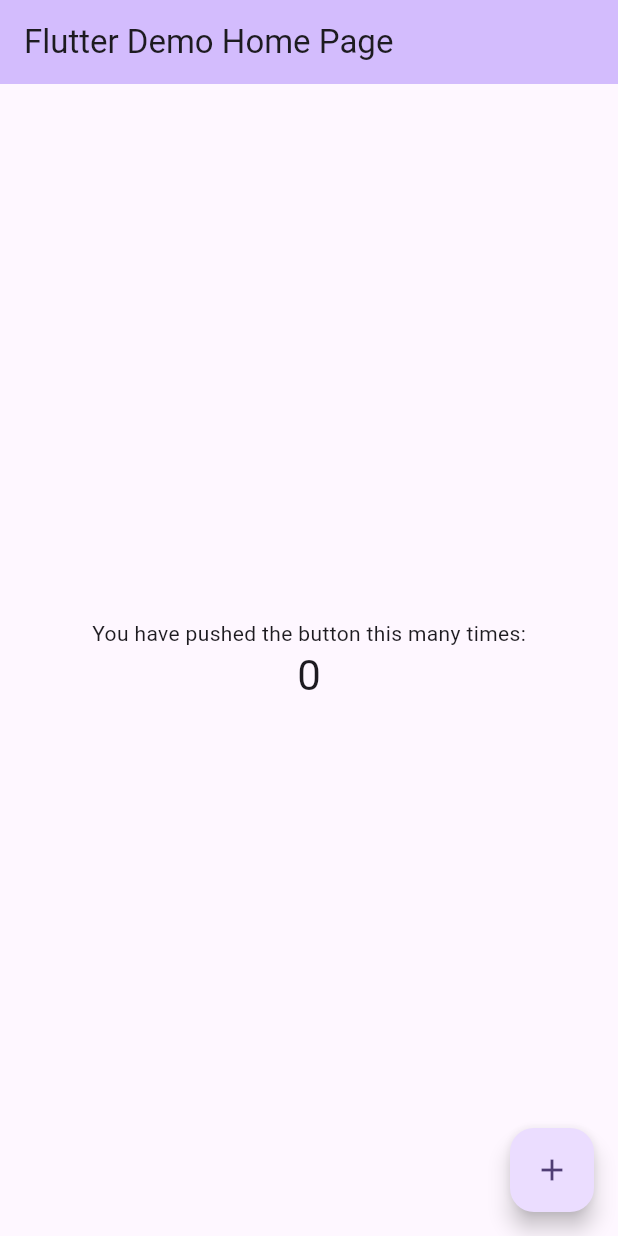
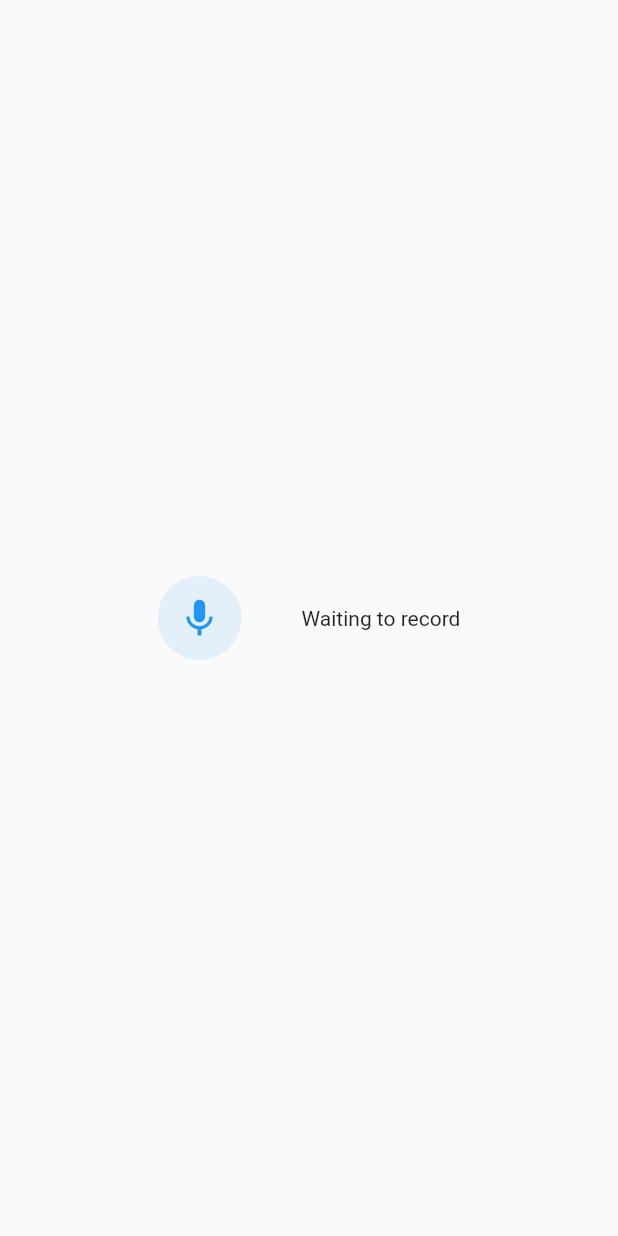
Before and after one commit to tjahn/piaapp, a Flutter app: the screen it shows after launch, on a phone screen of 412 x 824 dp. Run offline on Flutter 3.47's test engine with Material 2 defaults, Android fonts, the phone set to English and light mode, and no system bars; our stand-ins replace audioplayers; missing offline and left inert: record; statements that could not run were skipped.

Commit message:
add mini demo to record and play audio on android

```diff
--- a/lib/main.dart
+++ b/lib/main.dart
@@ -1,125 +1,269 @@
+import 'dart:async';
+
+import 'package:audioplayers/audioplayers.dart';
+import 'package:flutter/foundation.dart';
 import 'package:flutter/material.dart';
+import 'package:record/record.dart';
 
-void main() {
-  runApp(const MyApp());
+void main() => runApp(const MyApp());
+
+class AudioRecorder extends StatefulWidget {
+  final void Function(String path) onStop;
+
+  const AudioRecorder({Key? key, required this.onStop}) : super(key: key);
+
+  @override
+  State<AudioRecorder> createState() => _AudioRecorderState();
 }
 
-class MyApp extends StatelessWidget {
-  const MyApp({super.key});
+class _AudioRecorderState extends State<AudioRecorder> {
+  int _recordDuration = 0;
+  Timer? _timer;
+  final _audioRecorder = Record();
+  StreamSubscription<RecordState>? _recordSub;
+  RecordState _recordState = RecordState.stop;
+  StreamSubscription<Amplitude>? _amplitudeSub;
+  Amplitude? _amplitude;
 
-  // This widget is the root of your application.
   @override
-  Widget build(BuildContext context) {
-    return MaterialApp(
-      title: 'Flutter Demo',
-      theme: ThemeData(
-        // This is the theme of your application.
-        //
-        // TRY THIS: Try running your application with "flutter run". You'll see
-        // the application has a blue toolbar. Then, without quitting the app,
-        // try changing the seedColor in the colorScheme below to Colors.green
-        // and then invoke "hot reload" (save your changes or press the "hot
-        // reload" button in a Flutter-supported IDE, or press "r" if you used
-        // the command line to start the app).
-        //
-        // Notice that the counter didn't reset back to zero; the application
-        // state is not lost during the reload. To reset the state, use hot
-        // restart instead.
-        //
-        // This works for code too, not just values: Most code changes can be
-        // tested with just a hot reload.
-        colorScheme: ColorScheme.fromSeed(seedColor: Colors.deepPurple),
-        useMaterial3: true,
-      ),
-      home: const MyHomePage(title: 'Flutter Demo Home Page'),
+  void initState() {
+    _recordSub = _audioRecorder.onStateChanged().listen((recordState) {
+      setState(() => _recordState = recordState);
+    });
+
+    _amplitudeSub = _audioRecorder
+        .onAmplitudeChanged(const Duration(milliseconds: 300))
+        .listen((amp) => setState(() => _amplitude = amp));
+
+    super.initState();
+  }
+
+  Future<void> _start() async {
+    try {
+      if (await _audioRecorder.hasPermission()) {
+        // We don't do anything with this but printing
+        final isSupported = await _audioRecorder.isEncoderSupported(
+          AudioEncoder.aacLc,
         );
+        if (kDebugMode) {
+          print('${AudioEncoder.aacLc.name} supported: $isSupported');
+        }
+
+        // final devs = await _audioRecorder.listInputDevices();
+        // final isRecording = await _audioRecorder.isRecording();
+
+        await _audioRecorder.start();
+        _recordDuration = 0;
+
+        _startTimer();
+      }
+    } catch (e) {
+      if (kDebugMode) {
+        print(e);
+      }
     }
   }
 
-class MyHomePage extends StatefulWidget {
-  const MyHomePage({super.key, required this.title});
+  Future<void> _stop() async {
+    _timer?.cancel();
+    _recordDuration = 0;
 
-  // This widget is the home page of your application. It is stateful, meaning
-  // that it has a State object (defined below) that contains fields that affect
-  // how it looks.
+    final path = await _audioRecorder.stop();
 
-  // This class is the configuration for the state. It holds the values (in this
-  // case the title) provided by the parent (in this case the App widget) and
-  // used by the build method of the State. Fields in a Widget subclass are
-  // always marked "final".
-
-  final String title;
-
-  @override
-  State<MyHomePage> createState() => _MyHomePageState();
+    if (path != null) {
+      widget.onStop(path);
+    }
   }
 
-class _MyHomePageState extends State<MyHomePage> {
-  int _counter = 0;
+  Future<void> _pause() async {
+    _timer?.cancel();
+    await _audioRecorder.pause();
+  }
 
-  void _incrementCounter() {
-    setState(() {
-      // This call to setState tells the Flutter framework that something has
-      // changed in this State, which causes it to rerun the build method below
-      // so that the display can reflect the updated values. If we changed
-      // _counter without calling setState(), then the build method would not be
-      // called again, and so nothing would appear to happen.
-      _counter++;
-    });
+  Future<void> _resume() async {
+    _startTimer();
+    await _audioRecorder.resume();
   }
 
   @override
   Widget build(BuildContext context) {
-    // This method is rerun every time setState is called, for instance as done
-    // by the _incrementCounter method above.
-    //
-    // The Flutter framework has been optimized to make rerunning build methods
-    // fast, so that you can just rebuild anything that needs updating rather
-    // than having to individually change instances of widgets.
-    return Scaffold(
-      appBar: AppBar(
-        // TRY THIS: Try changing the color here to a specific color (to
-        // Colors.amber, perhaps?) and trigger a hot reload to see the AppBar
-        // change color while the other colors stay the same.
-        backgroundColor: Theme.of(context).colorScheme.inversePrimary,
-        // Here we take the value from the MyHomePage object that was created by
-        // the App.build method, and use it to set our appbar title.
-        title: Text(widget.title),
-      ),
-      body: Center(
-        // Center is a layout widget. It takes a single child and positions it
-        // in the middle of the parent.
-        child: Column(
-          // Column is also a layout widget. It takes a list of children and
-          // arranges them vertically. By default, it sizes itself to fit its
-          // children horizontally, and tries to be as tall as its parent.
-          //
-          // Column has various properties to control how it sizes itself and
-          // how it positions its children. Here we use mainAxisAlignment to
-          // center the children vertically; the main axis here is the vertical
-          // axis because Columns are vertical (the cross axis would be
-          // horizontal).
-          //
-          // TRY THIS: Invoke "debug painting" (choose the "Toggle Debug Paint"
-          // action in the IDE, or press "p" in the console), to see the
-          // wireframe for each widget.
+    return MaterialApp(
+      home: Scaffold(
+        body: Column(
+          mainAxisAlignment: MainAxisAlignment.center,
+          children: [
+            Row(
               mainAxisAlignment: MainAxisAlignment.center,
               children: <Widget>[
-            const Text(
-              'You have pushed the button this many times:',
+                _buildRecordStopControl(),
+                const SizedBox(width: 20),
+                _buildPauseResumeControl(),
+                const SizedBox(width: 20),
+                _buildText(),
+              ],
             ),
-            Text(
-              '$_counter',
-              style: Theme.of(context).textTheme.headlineMedium,
-            ),
+            if (_amplitude != null) ...[
+              const SizedBox(height: 40),
+              Text('Current: ${_amplitude?.current ?? 0.0}'),
+              Text('Max: ${_amplitude?.max ?? 0.0}'),
+            ],
           ],
         ),
       ),
-      floatingActionButton: FloatingActionButton(
-        onPressed: _incrementCounter,
-        tooltip: 'Increment',
-        child: const Icon(Icons.add),
-      ), // This trailing comma makes auto-formatting nicer for build methods.
+    );
+  }
+
+  @override
+  void dispose() {
+    _timer?.cancel();
+    _recordSub?.cancel();
+    _amplitudeSub?.cancel();
+    _audioRecorder.dispose();
+    super.dispose();
+  }
+
+  Widget _buildRecordStopControl() {
+    late Icon icon;
+    late Color color;
+
+    if (_recordState != RecordState.stop) {
+      icon = const Icon(Icons.stop, color: Colors.red, size: 30);
+      color = Colors.red.withOpacity(0.1);
+    } else {
+      final theme = Theme.of(context);
+      icon = Icon(Icons.mic, color: theme.primaryColor, size: 30);
+      color = theme.primaryColor.withOpacity(0.1);
+    }
+
+    return ClipOval(
+      child: Material(
+        color: color,
+        child: InkWell(
+          child: SizedBox(width: 56, height: 56, child: icon),
+          onTap: () {
+            (_recordState != RecordState.stop) ? _stop() : _start();
+          },
+        ),
+      ),
+    );
+  }
+
+  Widget _buildPauseResumeControl() {
+    if (_recordState == RecordState.stop) {
+      return const SizedBox.shrink();
+    }
+
+    late Icon icon;
+    late Color color;
+
+    if (_recordState == RecordState.record) {
+      icon = const Icon(Icons.pause, color: Colors.red, size: 30);
+      color = Colors.red.withOpacity(0.1);
+    } else {
+      final theme = Theme.of(context);
+      icon = const Icon(Icons.play_arrow, color: Colors.red, size: 30);
+      color = theme.primaryColor.withOpacity(0.1);
+    }
+
+    return ClipOval(
+      child: Material(
+        color: color,
+        child: InkWell(
+          child: SizedBox(width: 56, height: 56, child: icon),
+          onTap: () {
+            (_recordState == RecordState.pause) ? _resume() : _pause();
+          },
+        ),
+      ),
+    );
+  }
+
+  Widget _buildText() {
+    if (_recordState != RecordState.stop) {
+      return _buildTimer();
+    }
+
+    return const Text("Waiting to record");
+  }
+
+  Widget _buildTimer() {
+    final String minutes = _formatNumber(_recordDuration ~/ 60);
+    final String seconds = _formatNumber(_recordDuration % 60);
+
+    return Text(
+      '$minutes : $seconds',
+      style: const TextStyle(color: Colors.red),
+    );
+  }
+
+  String _formatNumber(int number) {
+    String numberStr = number.toString();
+    if (number < 10) {
+      numberStr = '0$numberStr';
+    }
+
+    return numberStr;
+  }
+
+  void _startTimer() {
+    _timer?.cancel();
+
+    _timer = Timer.periodic(const Duration(seconds: 1), (Timer t) {
+      setState(() => _recordDuration++);
+    });
+  }
+}
+
+class MyApp extends StatefulWidget {
+  const MyApp({Key? key}) : super(key: key);
+
+  @override
+  State<MyApp> createState() => _MyAppState();
+}
+
+class _MyAppState extends State<MyApp> {
+  bool showPlayer = false;
+  String? audioPath;
+
+  @override
+  void initState() {
+    showPlayer = false;
+    super.initState();
+  }
+
+  @override
+  Widget build(BuildContext context) {
+    return MaterialApp(
+      home: Scaffold(
+        body: Center(
+          child: showPlayer
+              ? Padding(
+                  padding: const EdgeInsets.symmetric(horizontal: 25),
+                  child: ElevatedButton(
+                      child: const Text("play"),
+                      onPressed: () async {
+                        final p = audioPath;
+                        if (p != null) {
+                          print("file $p");
+                          final player = AudioPlayer();
+                          await player.play(DeviceFileSource(p));
+                        }
+                        setState(() {
+                          audioPath = null;
+                          showPlayer = false;
+                        });
+                      }))
+              : AudioRecorder(
+                  onStop: (path) {
+                    if (kDebugMode) print('Recorded file path: $path');
+                    setState(() {
+                      audioPath = path;
+                      showPlayer = true;
+                    });
+                  },
+                ),
+        ),
+      ),
     );
   }
 }
--- a/pubspec.yaml
+++ b/pubspec.yaml
@@ -35,6 +35,8 @@ dependencies:
   # The following adds the Cupertino Icons font to your application.
   # Use with the CupertinoIcons class for iOS style icons.
   cupertino_icons: ^1.0.2
+  record: ^4.4.4
+  audioplayers: ^5.1.0
 
 dev_dependencies:
   flutter_test:
```
Also changed, not shown: pubspec.lock, 7 other files. Lines whose indentation alone changed are shown as unchanged.
